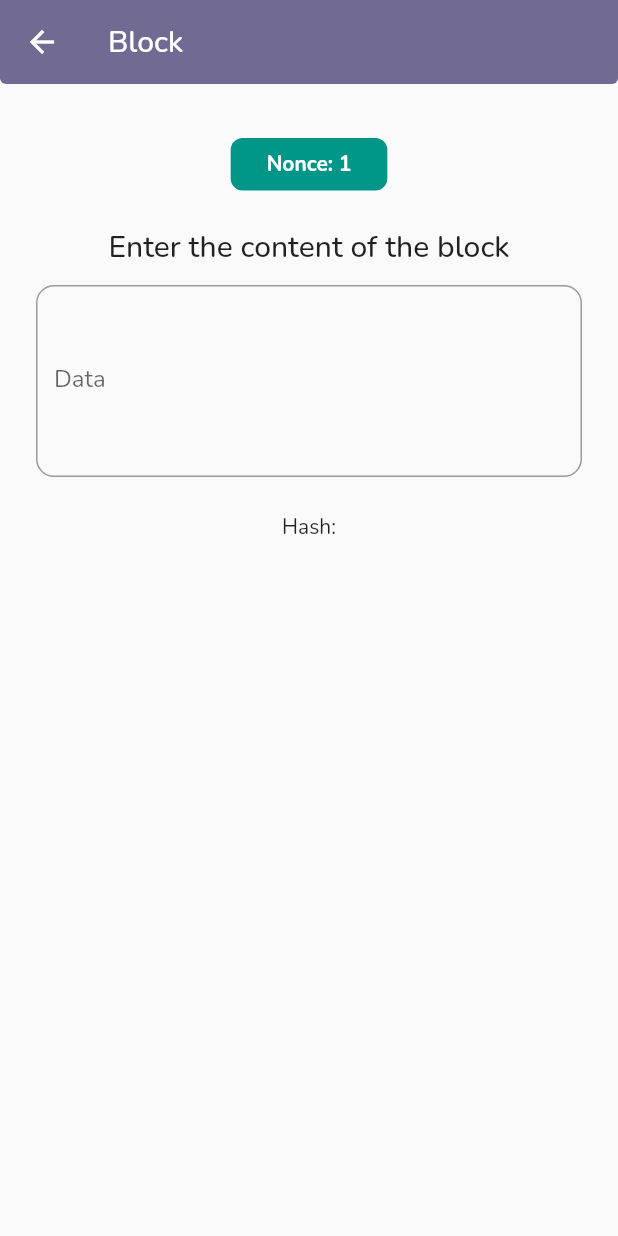
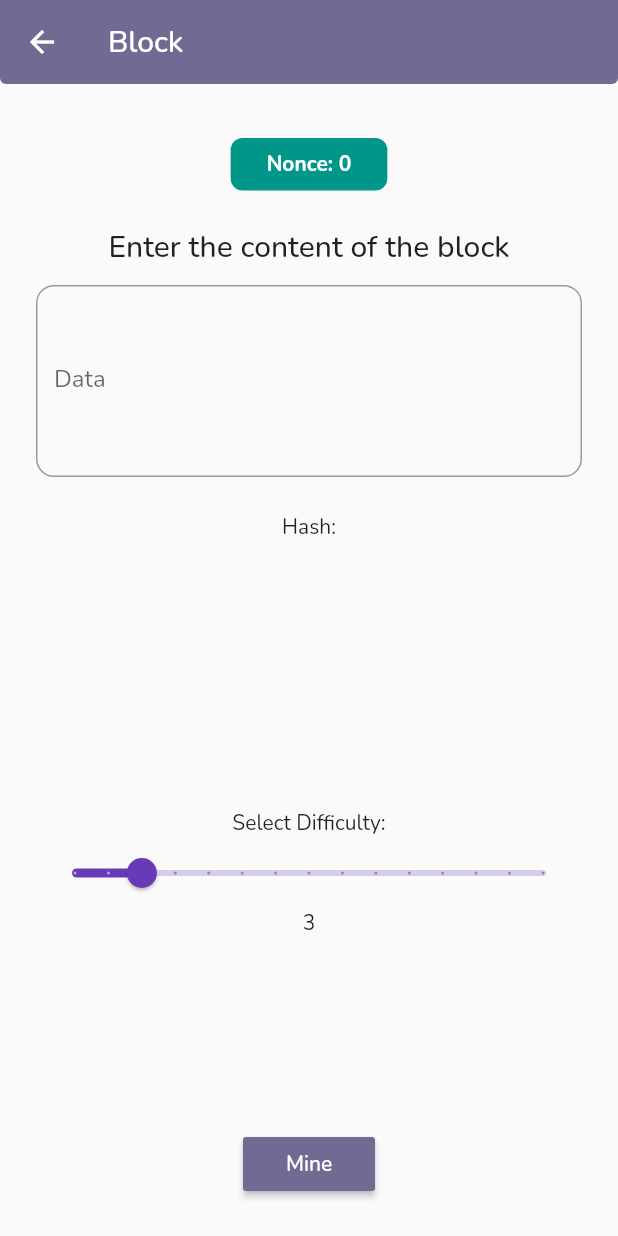
Before and after one commit to rashidwassan/blockchain-demo-app-flutter, a Flutter app: the BlockPage screen opened by its route, on a phone screen of 412 x 824 dp. Run offline on Flutter 3.47's test engine with Material 2 defaults, Android fonts, the phone set to English and light mode, and no system bars; our stand-ins replace google_fonts, lottie.

Commit message:
added block page with complete functionality

```diff
--- a/lib/pages/demos/block.dart
+++ b/lib/pages/demos/block.dart
@@ -14,9 +14,19 @@ class BlockPage extends StatefulWidget {
 }
 
 class _HashPageState extends State<BlockPage> {
+  getHash() {
+    setState(() {
+      _hashWithNonce = CryptoUtils.getSHA256WithDifficulty(
+        data: _contentController.text,
+        difficulty: difficulty.toInt(),
+      );
+    });
+  }
+
   final TextEditingController _contentController = TextEditingController();
-  HashWithNonce _hashWithNonce = HashWithNonce('', 1);
-  int difficulty = 1;
+  HashWithNonce _hashWithNonce = HashWithNonce('', 0);
+
+  double difficulty = 3;
   @override
   Widget build(BuildContext context) {
     return Scaffold(
@@ -32,7 +42,8 @@ class _HashPageState extends State<BlockPage> {
                 ),
                 Container(
                   decoration: BoxDecoration(
-                    color: Colors.teal, borderRadius: BorderRadius.circular(8)),
+                      color: Colors.teal,
+                      borderRadius: BorderRadius.circular(8)),
                   padding:
                       const EdgeInsets.symmetric(vertical: 8, horizontal: 24),
                   child: Text(
@@ -56,12 +67,12 @@ class _HashPageState extends State<BlockPage> {
                     title: 'Data',
                     controller: _contentController,
                     onChanged: (value) {
-                    setState(() {
-                      _hashWithNonce = CryptoUtils.getSHA256WithDifficulty(
-                        data: _contentController.text,
-                        difficulty: difficulty,
-                      );
-                    });
+                      // setState(() {
+                      //   _hashWithNonce = CryptoUtils.getSHA256WithDifficulty(
+                      //     data: _contentController.text,
+                      //     difficulty: difficulty.toInt(),
+                      //   );
+                      // });
                     }),
                 const SizedBox(
                   height: 24,
@@ -70,8 +81,34 @@ class _HashPageState extends State<BlockPage> {
                   'Hash:\n${_hashWithNonce.hash}',
                   textAlign: TextAlign.center,
                 ),
+                const SizedBox(
+                  height: 32,
+                ),
+                const Spacer(),
+                const Text('Select Difficulty:'),
+                Slider(
+                    min: 1,
+                    max: 15,
+                    divisions: 14,
+                    value: difficulty,
+                    onChanged: (v) {
+                      setState(() {
+                        difficulty = v;
+                      });
+                    }),
+                Text(difficulty.toInt().toString()),
+                const Spacer(),
+                MaterialButton(
+                  onPressed: getHash,
+                  child: const Text(
+                    'Mine',
+                    style: TextStyle(color: Colors.white),
+                  ),
+                  color: Theme.of(context).primaryColor,
+                )
               ],
-          )),
+            ),
+          ),
         ));
   }
 }
```
Lines whose indentation alone changed are shown as unchanged.
